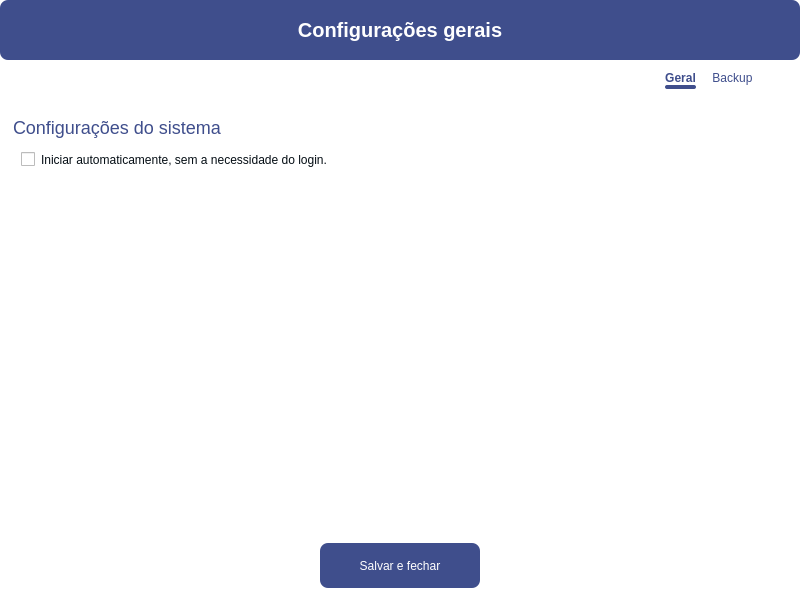
Above: Design/UI/configuracoesPage.ui from newprev/PrevCliente before the change. Below: the same form after it.
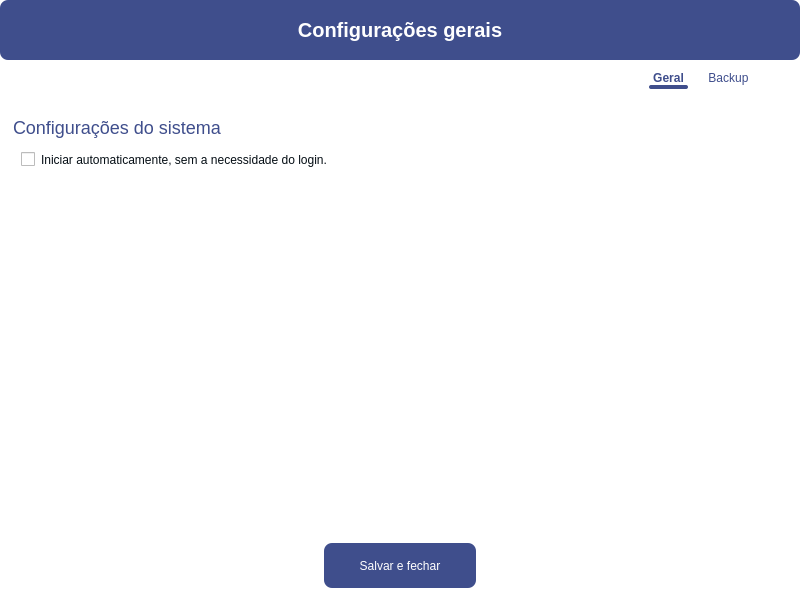
That is the form after the change. Icons and pictures are not drawn.

Commit message:
Ajuste na tela de configurações
- Ajuste no layout do botão para trocar os "tabs"

```diff
--- a/Design/UI/configuracoesPage.ui
+++ b/Design/UI/configuracoesPage.ui
@@ -29,6 +29,8 @@
 
 	background-color: transparent;
 	border: 0px solid none;
+
+	margin: 0px 4px;
 }
 
 QCheckBox {
```
The commit also changes 4 other files.
